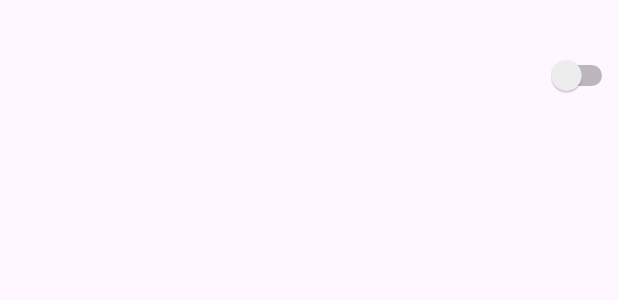
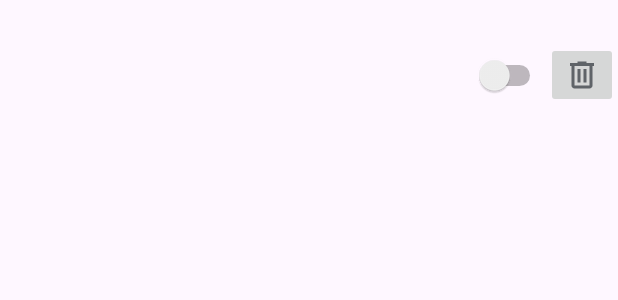
Before and after one commit to YWCA-F24-W25/YWCAF24-W25, an Android app: the layout row_layout.xml on its own in the app's theme, with its tools: preview values and no code run, on a phone screen of 412 x 824 dp. Shown: the top 300 px of the screen. Run offline under Robolectric (Android 15) with nearby library versions, the phone set to English and light mode, and no system bars.

Commit message:
Dec17-ToDoApp-V2

```diff
--- /dev/null
+++ b/Dec17ToDoApp/app/src/main/res/drawable/delete.xml
@@ -0,0 +1,9 @@
+<vector xmlns:android="http://schemas.android.com/apk/res/android"
+    android:width="24dp"
+    android:height="24dp"
+    android:viewportWidth="960"
+    android:viewportHeight="960">
+  <path
+      android:pathData="M280,840q-33,0 -56.5,-23.5T200,760v-520h-40v-80h200v-40h240v40h200v80h-40v520q0,33 -23.5,56.5T680,840L280,840ZM680,240L280,240v520h400v-520ZM360,680h80v-360h-80v360ZM520,680h80v-360h-80v360ZM280,240v520,-520Z"
+      android:fillColor="#5f6368"/>
+</vector>
--- a/Dec17ToDoApp/app/src/main/res/layout/row_layout.xml
+++ b/Dec17ToDoApp/app/src/main/res/layout/row_layout.xml
@@ -1,6 +1,7 @@
 <?xml version="1.0" encoding="utf-8"?>
 <androidx.constraintlayout.widget.ConstraintLayout
     xmlns:android="http://schemas.android.com/apk/res/android"
+    xmlns:tools="http://schemas.android.com/tools"
     android:layout_width="match_parent"
     android:layout_height="100dp"
     xmlns:app="http://schemas.android.com/apk/res-auto">
@@ -33,8 +34,23 @@
         android:layout_width="0dp"
         android:layout_height="match_parent"
         app:layout_constraintBottom_toBottomOf="parent"
+        app:layout_constraintEnd_toStartOf="@id/deletebutton"
+        app:layout_constraintStart_toEndOf="@id/datetextinrow"
+        app:layout_constraintTop_toTopOf="parent"
+        tools:ignore="UseSwitchCompatOrMaterialXml" />
+
+    <ImageButton
+        android:id="@+id/deletebutton"
+        android:layout_width="wrap_content"
+        android:layout_height="wrap_content"
+        app:layout_constraintBottom_toBottomOf="parent"
         app:layout_constraintEnd_toEndOf="parent"
+        app:layout_constraintStart_toEndOf="@id/switchinrow"
+        app:layout_constraintTop_toTopOf="parent"
+        android:src="@drawable/delete"
 
-        app:layout_constraintStart_toEndOf="@id/datetextinrow"
-        app:layout_constraintTop_toTopOf="parent" />
+        android:contentDescription="@string/delete_one_task"
+        />
+
+
 </androidx.constraintlayout.widget.ConstraintLayout>
--- a/Dec17ToDoApp/app/src/main/res/values/strings.xml
+++ b/Dec17ToDoApp/app/src/main/res/values/strings.xml
@@ -1,3 +1,4 @@
 <resources>
     <string name="app_name">ToDo App</string>
+    <string name="delete_one_task">delete One Task</string>
 </resources>
```
Also changed, not shown: Dec16/app/src/main/java/com/example/dec16/MainActivity.java (+11 -0 lines), Dec17ToDoApp/app/src/main/java/com/example/dec17_todoapp/MainActivity.java (+23 -1 lines), Dec17ToDoApp/app/src/main/java/com/example/dec17_todoapp/ToDoBaseAdapter.java (+20 -12 lines), Dec17ToDoApp/app/src/main/res/drawable/delete_24px.xml (added, +10 -0 lines).
